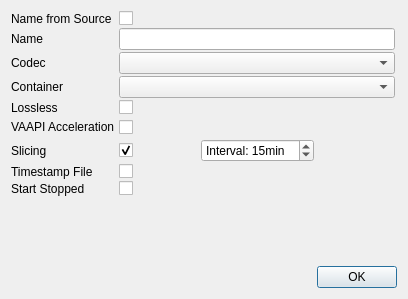
syntalos/syntalos, file src/modules/videorecorder/recordersettingsdialog.ui: the form before one commit.
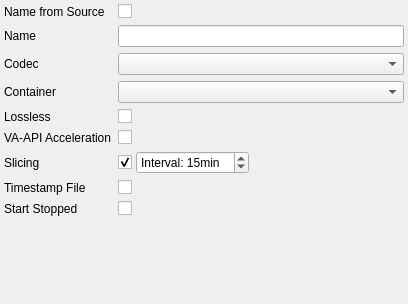
The form after the commit. Icons and pictures are not drawn.

Commit message: Fix a bunch of minor module settings UI quirks

Patch:
```diff
--- a/src/modules/videorecorder/recordersettingsdialog.ui
+++ b/src/modules/videorecorder/recordersettingsdialog.ui
@@ -7,26 +7,41 @@
     <x>0</x>
     <y>0</y>
     <width>408</width>
-    <height>299</height>
+    <height>304</height>
    </rect>
   </property>
   <property name="windowTitle">
    <string>Dialog</string>
   </property>
   <layout class="QVBoxLayout" name="verticalLayout">
+   <property name="spacing">
+    <number>4</number>
+   </property>
+   <property name="leftMargin">
+    <number>4</number>
+   </property>
+   <property name="topMargin">
+    <number>4</number>
+   </property>
+   <property name="rightMargin">
+    <number>4</number>
+   </property>
+   <property name="bottomMargin">
+    <number>4</number>
+   </property>
    <item>
     <layout class="QFormLayout" name="formLayout_2">
      <property name="horizontalSpacing">
-      <number>4</number>
+      <number>6</number>
      </property>
      <property name="verticalSpacing">
-      <number>2</number>
+      <number>6</number>
      </property>
      <property name="rightMargin">
-      <number>2</number>
+      <number>0</number>
      </property>
      <property name="bottomMargin">
-      <number>2</number>
+      <number>0</number>
      </property>
      <item row="1" column="0">
       <widget class="QLabel" name="nameLabel">
@@ -129,7 +144,7 @@
       <widget class="QWidget" name="widget" native="true">
        <layout class="QHBoxLayout" name="horizontalLayout">
         <property name="spacing">
-         <number>2</number>
+         <number>4</number>
         </property>
         <property name="leftMargin">
          <number>0</number>
@@ -148,9 +163,6 @@
           <property name="statusTip">
            <string>Enable video file slicing</string>
           </property>
-          <property name="text">
-           <string/>
-          </property>
           <property name="checked">
            <bool>true</bool>
           </property>
@@ -191,13 +203,26 @@
           </property>
          </widget>
         </item>
+        <item>
+         <spacer name="horizontalSpacer">
+          <property name="orientation">
+           <enum>Qt::Horizontal</enum>
+          </property>
+          <property name="sizeHint" stdset="0">
+           <size>
+            <width>40</width>
+            <height>20</height>
+           </size>
+          </property>
+         </spacer>
+        </item>
        </layout>
       </widget>
      </item>
      <item row="5" column="0">
       <widget class="QLabel" name="vaapiLabel">
        <property name="text">
-        <string>VAAPI Acceleration</string>
+        <string>VA-API Acceleration</string>
        </property>
       </widget>
      </item>
@@ -212,19 +237,12 @@
         <string>Enable hardware acceleration via VAAPI for some codecs</string>
        </property>
        <property name="text">
-        <string> </string>
+        <string/>
        </property>
       </widget>
      </item>
     </layout>
    </item>
-   <item>
-    <widget class="QDialogButtonBox" name="buttonBox">
-     <property name="standardButtons">
-      <set>QDialogButtonBox::Ok</set>
-     </property>
-    </widget>
-   </item>
   </layout>
  </widget>
  <resources/>
```
Left out of the diff: 22 changed lines with no effect on the pictures. The commit also changes 6 other files.
